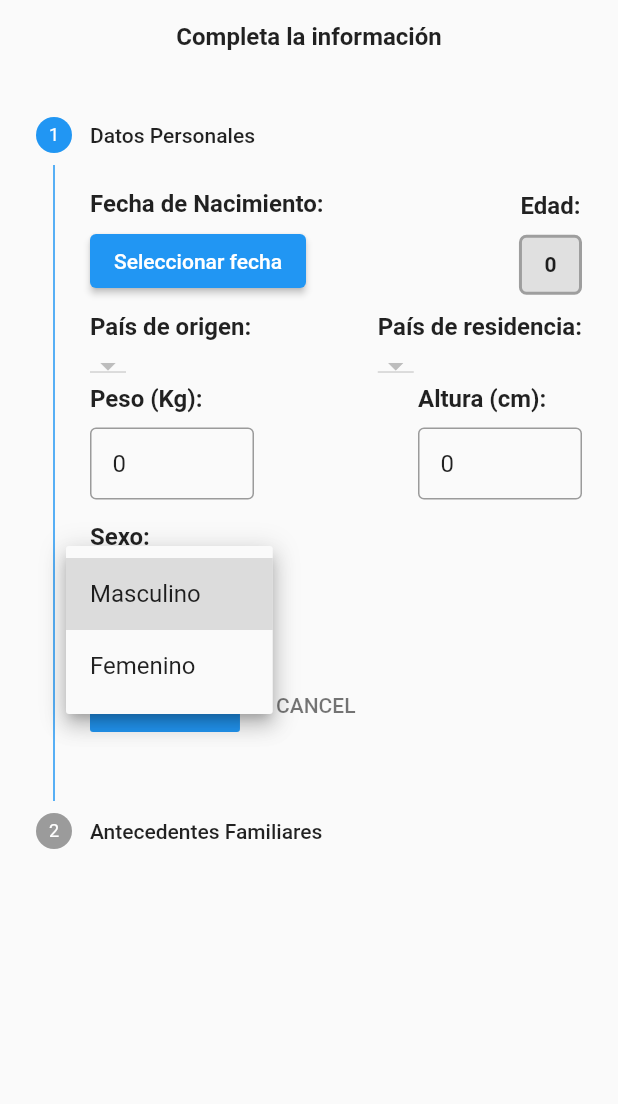
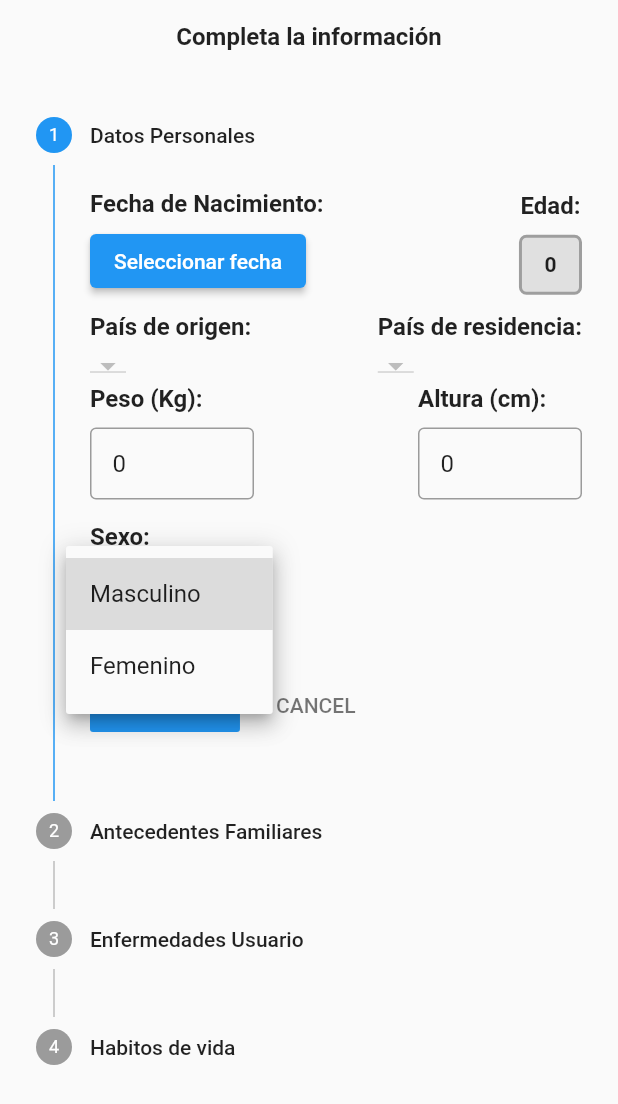
Before and after one commit to Nirc22/AppSaludable, a Flutter app: the DataPage screen opened by its route, after a tap on "Masculino", on a phone screen of 412 x 824 dp. Shown: the top 1104 px of the screen. Run offline on Flutter 3.47's test engine with Material 2 defaults, Android fonts, the phone set to English and light mode, and no system bars; our stand-ins replace flutter_secure_storage; accounts and stored records are empty; network calls fail.

Commit message:
Avances en el DataPage

```diff
--- a/lib/pages/data.dart
+++ b/lib/pages/data.dart
@@ -116,13 +116,43 @@ class _DataPageState extends State<DataPage> {
                           ? StepState.complete
                           : StepState.indexed,
                       isActive: pasoActual >= 1,
-                      title: Text("Antecedentes Familiares"),
+                      title: const Text("Antecedentes Familiares"),
                       content: Container(
                         width: double.infinity,
                         child: Column(
                           crossAxisAlignment: CrossAxisAlignment.start,
                           children: [
                             _AntecedentesFamiliares(),
+                          ],
+                        ),
+                      ),
+                    ),
+                    Step(
+                      state: pasoActual > 2
+                          ? StepState.complete
+                          : StepState.indexed,
+                      isActive: pasoActual >= 2,
+                      title: const Text("Enfermedades Usuario"),
+                      content: Container(
+                        width: double.infinity,
+                        child: Column(
+                          crossAxisAlignment: CrossAxisAlignment.start,
+                          children: [
+                            _EnfermedadesUsuario(),
+                          ],
+                        ),
+                      ),
+                    ),
+                    Step(
+                      title: const Text("Habitos de vida"),
+                      content: Container(
+                        width: double.infinity,
+                        child: Column(
+                          crossAxisAlignment: CrossAxisAlignment.start,
+                          children: [
+                            const Text(
+                                "Con qué frecuencia realiza las siguientes actividades:"),
+                            _Habitos(),
                           ],
                         ),
                       ),
@@ -176,6 +206,148 @@ class _DataPageState extends State<DataPage> {
   }
 }
 
+class _Habitos extends StatelessWidget {
+  const _Habitos({
+    Key? key,
+  }) : super(key: key);
+
+  @override
+  Widget build(BuildContext context) {
+    final habitosServices = Provider.of<ParametroServices>(context);
+    final habitos = habitosServices.habitos;
+
+    return ListView.builder(
+      physics: const ScrollPhysics(),
+      scrollDirection: Axis.vertical,
+      shrinkWrap: true,
+      itemCount: habitos.length,
+      itemBuilder: (context, index) => _HabitoRadio(
+        habito: habitos[index].nombre,
+      ),
+    );
+  }
+}
+
+class _HabitoRadio extends StatefulWidget {
+  final String habito;
+  const _HabitoRadio({
+    Key? key,
+    required this.habito,
+  }) : super(key: key);
+
+  @override
+  State<_HabitoRadio> createState() => _HabitoRadioState();
+}
+
+class _HabitoRadioState extends State<_HabitoRadio> {
+  int? currentValue = 0;
+
+  @override
+  Widget build(BuildContext context) {
+    return Container(
+      child: Column(
+        crossAxisAlignment: CrossAxisAlignment.start,
+        children: [
+          Text(
+            "${widget.habito}: ",
+            style: TextStyle(fontWeight: FontWeight.bold),
+          ),
+          RadioListTile(
+            title: Text("Nunca"),
+            value: 0,
+            groupValue: currentValue,
+            onChanged: (int? value) {
+              changeValue(value);
+            },
+          ),
+          RadioListTile(
+            title: Text("Algunas veces"),
+            value: 1,
+            groupValue: currentValue,
+            onChanged: (int? value) {
+              changeValue(value);
+            },
+          ),
+          RadioListTile(
+            title: Text("Frecuentemente"),
+            value: 2,
+            groupValue: currentValue,
+            onChanged: (int? value) {
+              changeValue(value);
+            },
+          ),
+          RadioListTile(
+            title: Text("Diariamente"),
+            value: 3,
+            groupValue: currentValue,
+            onChanged: (int? value) {
+              changeValue(value);
+            },
+          ),
+        ],
+      ),
+    );
+  }
+
+  changeValue(int? value) {
+    setState(() {
+      currentValue = value;
+    });
+  }
+}
+
+class _EnfermedadesUsuario extends StatefulWidget {
+  const _EnfermedadesUsuario({
+    Key? key,
+  }) : super(key: key);
+
+  @override
+  State<_EnfermedadesUsuario> createState() => _EnfermedadesUsuarioState();
+}
+
+class _EnfermedadesUsuarioState extends State<_EnfermedadesUsuario> {
+  @override
+  Widget build(BuildContext context) {
+    final parametroServices = Provider.of<ParametroServices>(context);
+    final dataServices = Provider.of<DataServices>(context);
+
+    return Container(
+      child: Column(
+        children: [
+          for (var i in dataServices.enfermedadesUsuario) ...[
+            Text(i["enfermedad"] as String),
+          ],
+          ListView.builder(
+            shrinkWrap: true,
+            itemCount: parametroServices.enfermedades.length,
+            itemBuilder: (context, index) {
+              return CheckboxListTile(
+                title: Text(parametroServices.enfermedades[index].nombre),
+                value: parametroServices.isCheckedEnfermedades[index],
+                onChanged: (value) {
+                  setState(() {
+                    parametroServices.changeIsCheckedEnfermedades(
+                        index, value as bool);
+                    if (parametroServices.isCheckedEnfermedades[index]) {
+                      dataServices.enfermedadesUsuario.add({
+                        "enfermedad": parametroServices.enfermedades[index].id
+                      });
+                    } else {
+                      dataServices.enfermedadesUsuario.removeWhere((i) =>
+                          i["enfermedad"] ==
+                          parametroServices.enfermedades[index].id);
+                    }
+                  });
+                },
+              );
+            },
+          ),
+        ],
+      ),
+    );
+  }
+}
+
 class _AntecedentesFamiliares extends StatefulWidget {
   const _AntecedentesFamiliares({
     Key? key,
@@ -187,8 +359,6 @@ class _AntecedentesFamiliares extends StatefulWidget {
 }
 
 class _AntecedentesFamiliaresState extends State<_AntecedentesFamiliares> {
-  List<String> resultado = [];
-
   @override
   void initState() {
     super.initState();
@@ -211,12 +381,12 @@ class _AntecedentesFamiliaresState extends State<_AntecedentesFamiliares> {
             itemBuilder: (context, index) {
               return CheckboxListTile(
                 title: Text(parametroServices.enfermedades[index].nombre),
-                value: parametroServices.isCheckedEnfermedades[index],
+                value: parametroServices.isCheckedAntecedentes[index],
                 onChanged: (value) {
                   setState(() {
-                    parametroServices.changeIsCheckedEnfermedades(
+                    parametroServices.changeIsCheckedAntecedentes(
                         index, value as bool);
-                    if (parametroServices.isCheckedEnfermedades[index]) {
+                    if (parametroServices.isCheckedAntecedentes[index]) {
                       dataServices.antecedentesFamiliares.add({
                         "enfermedad": parametroServices.enfermedades[index].id
                       });
--- a/lib/services/data_services.dart
+++ b/lib/services/data_services.dart
@@ -49,4 +49,5 @@ class DataServices with ChangeNotifier {
   }
 
   List<Map<String, String>> antecedentesFamiliares = [];
+  List<Map<String, String>> enfermedadesUsuario = [];
 }
--- a/lib/services/parametro_services.dart
+++ b/lib/services/parametro_services.dart
@@ -7,10 +7,13 @@ import 'package:healthy_app/models/parametro.dart';
 
 class ParametroServices with ChangeNotifier {
   List<Parametro> enfermedades = [];
+  List<Parametro> habitos = [];
+  List<bool> isCheckedAntecedentes = [];
   List<bool> isCheckedEnfermedades = [];
 
   ParametroServices() {
     getEnfermedades();
+    getHabitos();
   }
 
   changeIsCheckedEnfermedades(int index, bool value) {
@@ -18,9 +21,8 @@ class ParametroServices with ChangeNotifier {
     notifyListeners();
   }
 
-  resetearIsCheckedEnfermedades() {
-    isCheckedEnfermedades =
-        List<bool>.filled(enfermedades.length, false, growable: false);
+  changeIsCheckedAntecedentes(int index, bool value) {
+    isCheckedAntecedentes[index] = value;
     notifyListeners();
   }
 
@@ -33,8 +35,22 @@ class ParametroServices with ChangeNotifier {
 
     final parametroResponse = parametroResponseFromJson(resp.body);
     enfermedades = parametroResponse.parametros;
+    isCheckedAntecedentes =
+        List<bool>.filled(enfermedades.length, false, growable: false);
     isCheckedEnfermedades =
         List<bool>.filled(enfermedades.length, false, growable: false);
     notifyListeners();
   }
+
+  getHabitos() async {
+    final url = Uri.parse(
+        "${Enviroments.apiUrl}/parametro/tipo/632e67d77bab36dbf8f79e4c");
+
+    final resp =
+        await http.get(url, headers: {"Content-Type": "application/json"});
+
+    final parametroResponse = parametroResponseFromJson(resp.body);
+    habitos = parametroResponse.parametros;
+    notifyListeners();
+  }
 }
```
Also changed, not shown: lib/pages/admin/pais.dart (added, +10 -0 lines).
